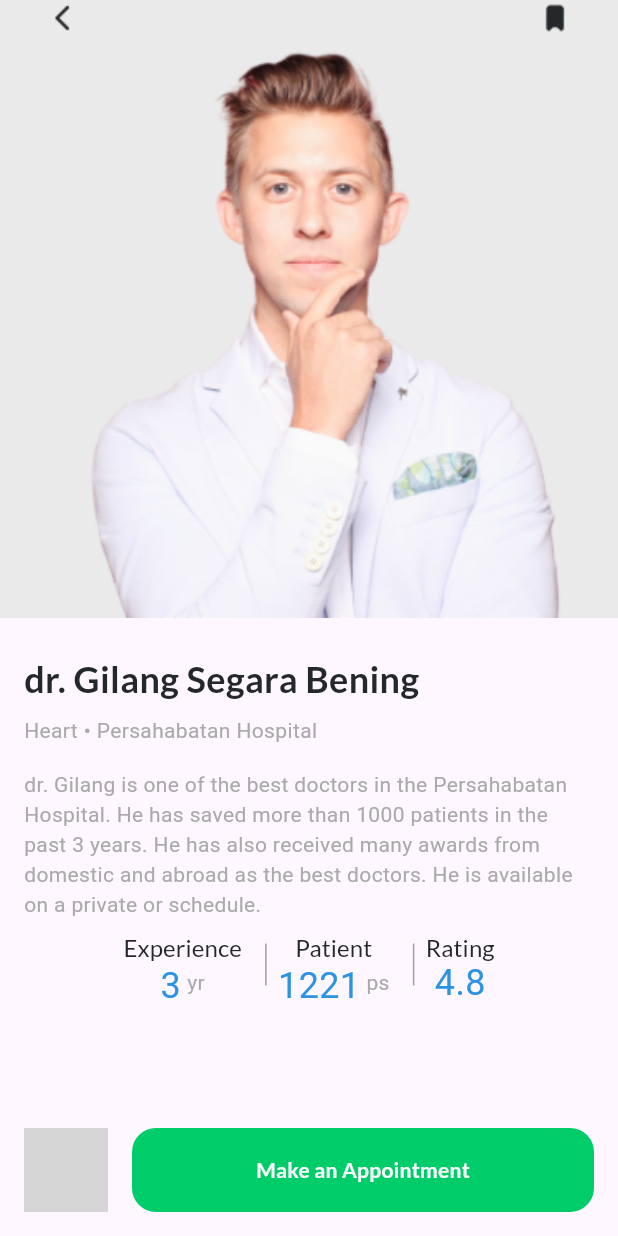
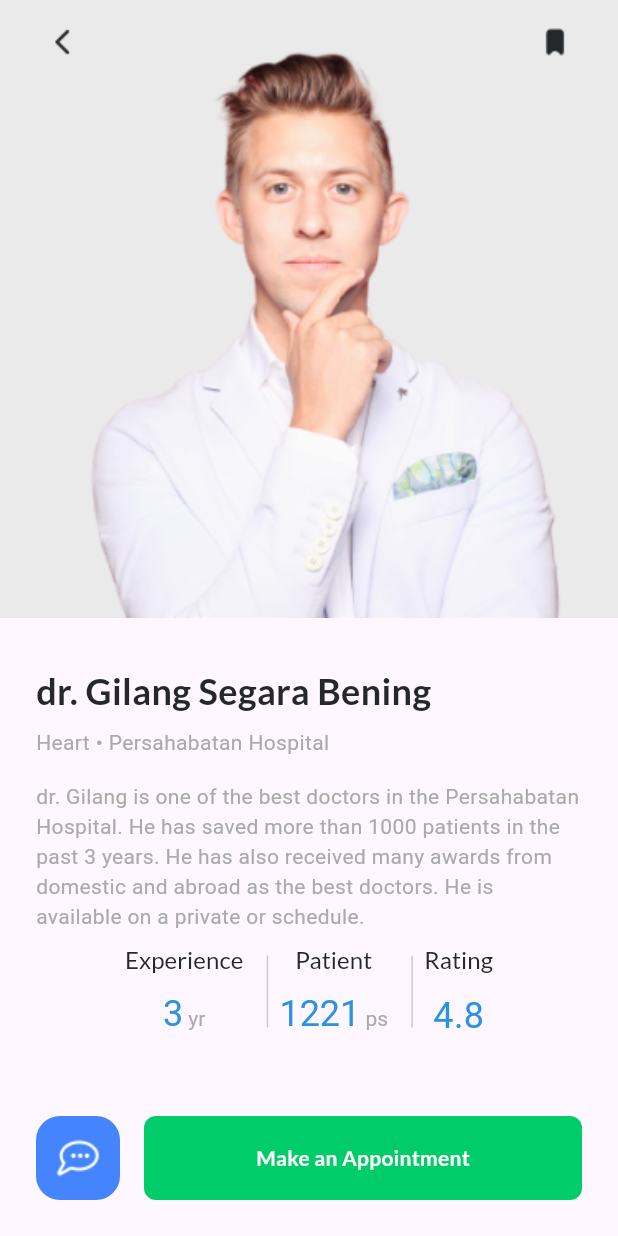
Before and after one commit to AEG14/find_your_doctor_app, a Flutter app: the screen it shows after launch, after a tap on "dr. Gilang Segara Bening", on a phone screen of 412 x 824 dp. Run offline on Flutter 3.47's test engine with Material 2 defaults, Android fonts, the phone set to English and light mode, and no system bars; our stand-ins replace flutter_rating_bar, google_fonts; Roboto replaces fonts that are missing (Source Sans Pro); grey boxes are pictures that could not be loaded.

Commit message:
back_button moved, texSpacing, messageEmoji

```diff
--- a/lib/pages/doctor_details.dart
+++ b/lib/pages/doctor_details.dart
@@ -27,6 +27,8 @@ class TopDoctorDetails extends StatelessWidget {
                   padding: const EdgeInsets.symmetric(
                     horizontal: 30,
                   ),
+                  child: Container(
+                    margin: const EdgeInsets.only(top: 16),
                     child: Row(
                       mainAxisAlignment: MainAxisAlignment.spaceBetween,
                       children: [
@@ -66,8 +68,9 @@ class TopDoctorDetails extends StatelessWidget {
                 ),
               ),
             ),
+          ),
           Container(
-            padding: const EdgeInsets.all(16),
+            padding: const EdgeInsets.all(24),
             height: MediaQuery.of(context).size.height * 0.5,
             child: Column(
               crossAxisAlignment: CrossAxisAlignment.start,
@@ -141,14 +144,14 @@ class TopDoctorDetails extends StatelessWidget {
                             ),
                           ),
                           const SizedBox(
-                            height: 20,
+                            height: 40,
                           ),
-                          Row(
-                            crossAxisAlignment: CrossAxisAlignment.end,
+                          RichText(
+                            text: TextSpan(
                               children: [
-                              Text(
-                                args.topDoctorYearOfExperience,
-                                style: const TextStyle(
+                                TextSpan(
+                                  text: args.topDoctorYearOfExperience,
+                                  style: TextStyle(
                                     color: Color(0xFF2B92E4),
                                     fontSize: 24,
                                     fontFamily: 'Source Sans Pro',
@@ -156,11 +159,8 @@ class TopDoctorDetails extends StatelessWidget {
                                     height: 0.06,
                                   ),
                                 ),
-                              const SizedBox(
-                                width: 4,
-                              ),
-                              const Text(
-                                'yr',
+                                TextSpan(
+                                  text: " yr",
                                   style: TextStyle(
                                     color: Color(0xFFAAAAAA),
                                     fontSize: 14,
@@ -168,9 +168,10 @@ class TopDoctorDetails extends StatelessWidget {
                                     fontWeight: FontWeight.w400,
                                     height: 0.18,
                                   ),
-                              )
+                                ),
                               ],
-                          )
+                            ),
+                          ),
                         ],
                       ),
                       const SizedBox(
@@ -178,7 +179,7 @@ class TopDoctorDetails extends StatelessWidget {
                       ),
                       const VerticalDivider(
                         thickness: 1,
-                        color: Colors.grey,
+                        color: Color(0xFFCACCCF),
                       ),
                       Column(
                         children: [
@@ -194,14 +195,14 @@ class TopDoctorDetails extends StatelessWidget {
                             ),
                           ),
                           const SizedBox(
-                            height: 20,
+                            height: 40,
                           ),
-                          Row(
-                            crossAxisAlignment: CrossAxisAlignment.end,
+                          RichText(
+                            text: TextSpan(
                               children: [
-                              Text(
-                                args.topDoctorNumberOfPatient,
-                                style: const TextStyle(
+                                TextSpan(
+                                  text: args.topDoctorNumberOfPatient,
+                                  style: TextStyle(
                                     color: Color(0xFF2B92E4),
                                     fontSize: 24,
                                     fontFamily: 'Source Sans Pro',
@@ -209,11 +210,8 @@ class TopDoctorDetails extends StatelessWidget {
                                     height: 0.06,
                                   ),
                                 ),
-                              const SizedBox(
-                                width: 4,
-                              ),
-                              const Text(
-                                'ps',
+                                TextSpan(
+                                  text: " ps",
                                   style: TextStyle(
                                     color: Color(0xFFAAAAAA),
                                     fontSize: 14,
@@ -221,9 +219,10 @@ class TopDoctorDetails extends StatelessWidget {
                                     fontWeight: FontWeight.w400,
                                     height: 0.18,
                                   ),
-                              )
+                                ),
                               ],
-                          )
+                            ),
+                          ),
                         ],
                       ),
                       const SizedBox(
@@ -231,7 +230,7 @@ class TopDoctorDetails extends StatelessWidget {
                       ),
                       const VerticalDivider(
                         thickness: 1,
-                        color: Colors.grey,
+                        color: Color(0xFFCACCCF),
                       ),
                       Column(
                         children: [
@@ -247,7 +246,7 @@ class TopDoctorDetails extends StatelessWidget {
                             ),
                           ),
                           const SizedBox(
-                            height: 20,
+                            height: 34,
                           ),
                           Row(
                             crossAxisAlignment: CrossAxisAlignment.end,
@@ -281,7 +280,7 @@ class TopDoctorDetails extends StatelessWidget {
                         color: Color(0xFF4485FD),
                         image: const DecorationImage(
                           image: AssetImage(
-                            'assets/images/png/Icons-comment.png',
+                            'assets/images/png/Icons-Comment2.png',
                           ),
                         ),
                       ),
@@ -289,16 +288,13 @@ class TopDoctorDetails extends StatelessWidget {
                     const SizedBox(
                       width: 16,
                     ),
-                    Container(
+                    Expanded(
+                      flex: 1,
+                      child: Container(
                         height: 56,
-                      width: MediaQuery.of(context).size.width - 104,
-                      decoration: BoxDecoration(
-                        borderRadius: BorderRadius.circular(16),
-                        color: Color(0xFF00CC6A),
-                      ),
-                      child: const Center(
+                        child: Center(
                           child: Text(
-                          'Make an Appointment',
+                            "Make an Appointment",
                             style: TextStyle(
                               color: Color(0xFFF9F9FA),
                               fontSize: 14,
@@ -307,6 +303,11 @@ class TopDoctorDetails extends StatelessWidget {
                               height: 0.11,
                               letterSpacing: 0.17,
                             ),
+                          ),
+                        ),
+                        decoration: BoxDecoration(
+                          borderRadius: BorderRadius.circular(8),
+                          color: Color(0XFF00CC6A),
                         ),
                       ),
                     ),
```
Lines whose indentation alone changed are shown as unchanged.
